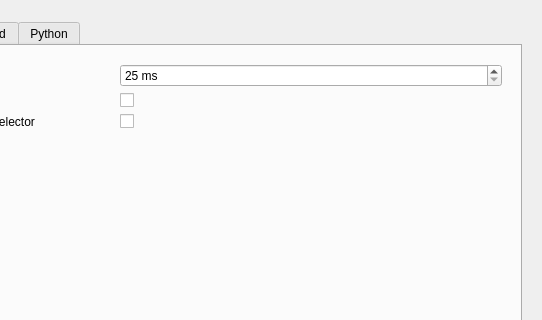
Before: the Qt Designer form libEPLViz/ui/settingswindow.ui in epl-viz/EPL-Viz, drawn with Qt 5; both pictures show x 592 to 1134 and y 0 to 320 of the 1134 by 681 pixel window.
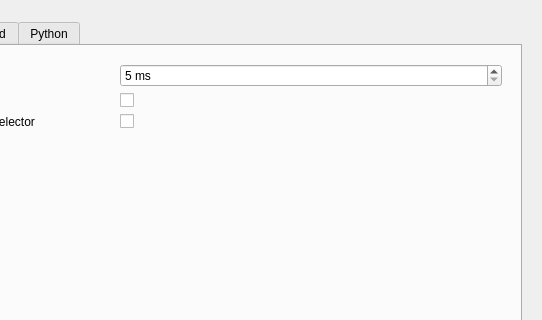
After: the same form once the commit is applied. Icons and pictures are not drawn.

Commit message: Updated EPL_DataCollect and some minor improvements

The edit to the form file:
```diff
--- a/libEPLViz/ui/settingswindow.ui
+++ b/libEPLViz/ui/settingswindow.ui
@@ -124,7 +124,7 @@
                 <string> ms</string>
                </property>
                <property name="minimum">
-                <number>25</number>
+                <number>5</number>
                </property>
                <property name="maximum">
                 <number>10000</number>
```
The commit also changes 2 other files.
